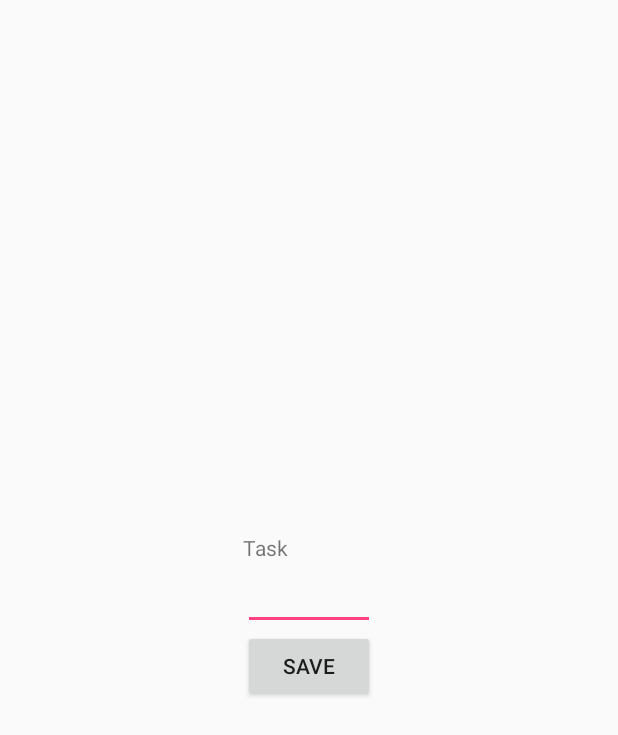
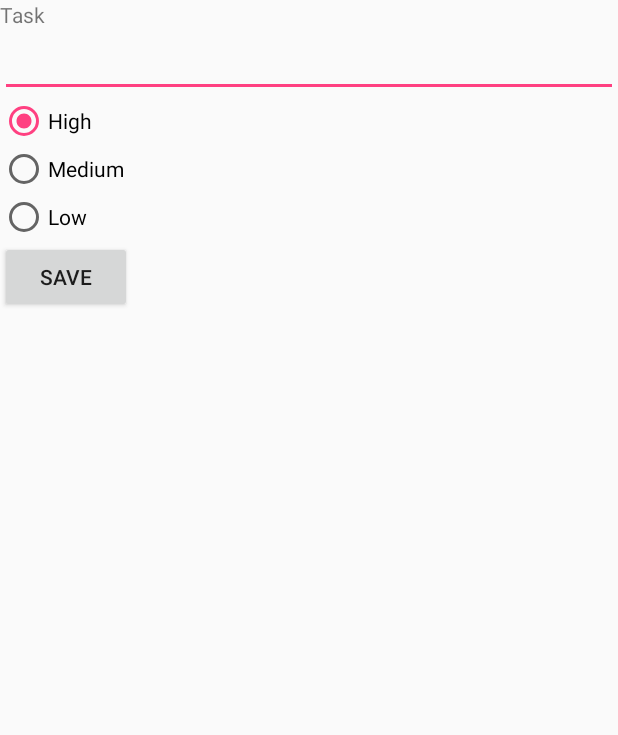
Before and after one commit to pjm824/SimpleTodo, an Android app: the layout fragment_edit_task.xml on its own in the app's theme, with its tools: preview values and no code run, on a phone screen of 412 x 824 dp. Shown: the top 735 px of the screen. Run offline under Robolectric (Android 15) with nearby library versions, the phone set to English and light mode, and no system bars.

Commit message:
Add task priority.  Move task creation to fragment.

```diff
--- a/app/src/main/java/com/pjm284/simpletodo/SimpleTodoDatabase.java
+++ b/app/src/main/java/com/pjm284/simpletodo/SimpleTodoDatabase.java
@@ -10,5 +10,5 @@ import com.raizlabs.android.dbflow.annotation.Database;
 public class SimpleTodoDatabase {
     public static final String NAME = "SimpleTodoDatabase";
 
-    public static final int VERSION = 1;
+    public static final int VERSION = 6;
 }
--- a/app/src/main/java/com/pjm284/simpletodo/adapters/TasksAdapter.java
+++ b/app/src/main/java/com/pjm284/simpletodo/adapters/TasksAdapter.java
@@ -37,6 +37,10 @@ public class TasksAdapter extends ArrayAdapter<Task> {
         // Populate the data into the template view using the data object
         tvTaskSubject.setText(task.getSubject());
 
+        TextView tvTaskPriority = (TextView) convertView.findViewById(R.id.tvTaskPriority);
+
+        tvTaskPriority.setText(task.getPriority());
+
         // Return the completed view to render on screen
         return convertView;
     }
--- a/app/src/main/res/layout/fragment_edit_task.xml
+++ b/app/src/main/res/layout/fragment_edit_task.xml
@@ -1,27 +1,63 @@
 <?xml version="1.0" encoding="utf-8"?>
 
 <LinearLayout xmlns:android="http://schemas.android.com/apk/res/android"
+    xmlns:tools="http://schemas.android.com/tools"
     android:id="@+id/edit_task"
-    android:layout_width="wrap_content" android:layout_height="wrap_content"
-    android:layout_gravity="center" android:orientation="vertical"  >
+    android:layout_width="match_parent"
+    android:layout_height="match_parent"
+    android:layout_gravity="center"
+    android:orientation="vertical"  >
 
     <TextView
-        android:id="@+id/lbl_subject" android:text="@string/editSubjectLabel"
-        android:layout_width="wrap_content" android:layout_height="wrap_content" />
+        android:id="@+id/lbl_subject"
+        android:text="@string/editSubjectLabel"
+        android:layout_width="wrap_content"
+        android:layout_height="wrap_content" />
 
     <EditText
         android:id="@+id/etSubject"
-        android:layout_width="match_parent"  android:layout_height="wrap_content"
+        android:layout_width="match_parent"
+        android:layout_height="wrap_content"
         android:inputType="text"
         android:imeOptions="actionDone" />
 
+    <RadioGroup
+        android:layout_width="match_parent"
+        android:layout_height="wrap_content"
+        android:checkedButton="@+id/rbPriorityHigh"
+        tools:orientation="horizontal"
+        android:id="@+id/rgPriority">
+
+        <RadioButton
+            android:text="@string/radioHighPriorityLabel"
+            android:layout_width="wrap_content"
+            android:layout_height="wrap_content"
+            android:id="@+id/rbPriorityHigh"
+            android:layout_weight="1" />
+
+        <RadioButton
+            android:text="@string/radioMediumPriorityLabel"
+            android:layout_width="wrap_content"
+            android:layout_height="wrap_content"
+            android:id="@+id/rbPriorityMedium"
+            android:layout_weight="1" />
+
+        <RadioButton
+            android:text="@string/radioLowPriorityLabel"
+            android:layout_width="wrap_content"
+            android:layout_height="wrap_content"
+            android:id="@+id/rbPriorityLow"
+            android:layout_weight="1" />
+
+    </RadioGroup>
+
     <Button
-        android:text="Save"
+        android:text="@string/saveButtonText"
         android:layout_width="wrap_content"
         android:layout_height="wrap_content"
         android:layout_alignParentBottom="true"
         android:layout_alignParentRight="true"
         android:layout_alignParentEnd="true"
-        android:id="@+id/btnSaveEditTask"
-        android:onClick="onSaveEditTask" />
+        android:id="@+id/btnSaveTask"
+        android:onClick="onSaveTask" />
 </LinearLayout>
--- a/app/src/main/res/values/strings.xml
+++ b/app/src/main/res/values/strings.xml
@@ -1,4 +1,9 @@
 <resources>
     <string name="app_name">SimpleTodo</string>
     <string name="editSubjectLabel">Task</string>
+    <string name="saveButtonText">Save</string>
+    <string name="newTaskButtonText" >New Task</string>
+    <string name="radioHighPriorityLabel">High</string>
+    <string name="radioMediumPriorityLabel">Medium</string>
+    <string name="radioLowPriorityLabel">Low</string>
 </resources>
```
Also changed, not shown: app/src/main/java/com/pjm284/simpletodo/activities/MainActivity.java (+15 -13 lines), app/src/main/java/com/pjm284/simpletodo/fragments/EditTaskDialogFragment.java (renamed from app/src/main/java/com/pjm284/simpletodo/fragments/TaskDetailDialogFragment.java, +25 -4 lines), app/src/main/java/com/pjm284/simpletodo/models/Task.java (+11 -0 lines), app/src/main/res/layout/activity_main.xml (+1 -14 lines), app/src/main/res/layout/item_task.xml (+9 -1 lines).
